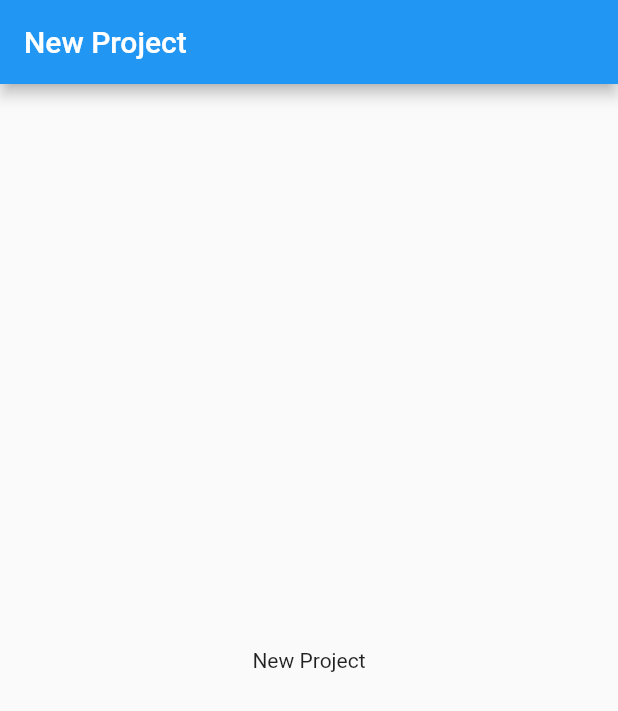
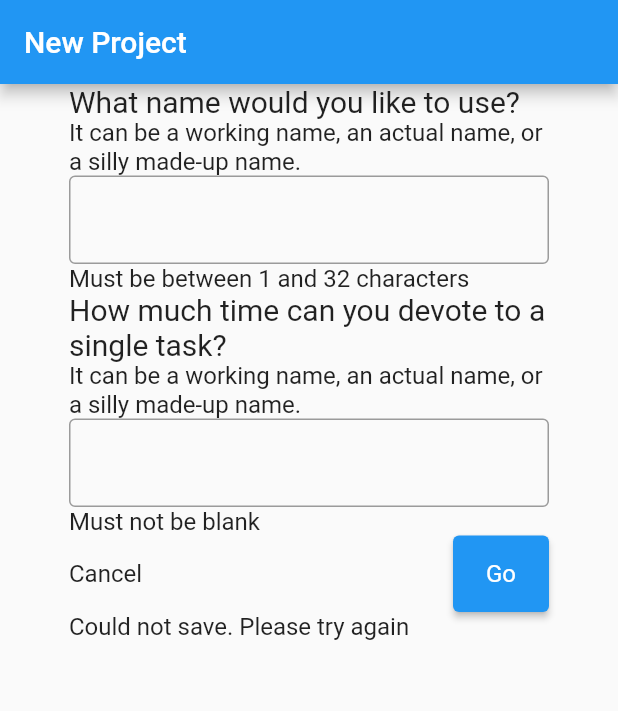
Before and after one commit to appgardenstudios/momentum, a Flutter app: the screen it shows after launch, after a tap on "Create Project", on a phone screen of 412 x 824 dp. Shown: the top 711 px of the screen. Run offline on Flutter 3.47's test engine with Material 2 defaults, Android fonts, the phone set to English and light mode, and no system bars.

Commit message:
rough in new project page

```diff
--- a/app/lib/boring.dart
+++ b/app/lib/boring.dart
@@ -1,8 +1,7 @@
 import 'package:flutter/material.dart';
 
 class BoringH1 extends StatelessWidget {
-  const BoringH1(
-      {Key? key, required this.text, this.textAlign = TextAlign.start})
+  const BoringH1(this.text, {Key? key, this.textAlign = TextAlign.start})
       : super(key: key);
 
   final String text;
@@ -13,7 +12,52 @@ class BoringH1 extends StatelessWidget {
     return Text(
       text,
       style: const TextStyle(fontSize: 24),
-      textAlign: TextAlign.center,
+      textAlign: textAlign,
+    );
+  }
+}
+
+class BoringH2 extends StatelessWidget {
+  const BoringH2(this.text, {Key? key, this.textAlign = TextAlign.start})
+      : super(key: key);
+
+  final String text;
+  final TextAlign textAlign;
+
+  @override
+  Widget build(BuildContext context) {
+    return Text(
+      text,
+      style: const TextStyle(fontSize: 20),
+      textAlign: textAlign,
+    );
+  }
+}
+
+class BoringP extends StatelessWidget {
+  const BoringP(this.text, {Key? key}) : super(key: key);
+
+  final String text;
+
+  @override
+  Widget build(BuildContext context) {
+    return Text(
+      text,
+      style: const TextStyle(fontSize: 16),
+    );
+  }
+}
+
+class BoringInput extends StatelessWidget {
+  const BoringInput({Key? key}) : super(key: key);
+
+  @override
+  Widget build(BuildContext context) {
+    return const TextField(
+      decoration: InputDecoration(
+        border: OutlineInputBorder(),
+        labelText: '',
+      ),
     );
   }
 }
--- a/app/lib/main.dart
+++ b/app/lib/main.dart
@@ -31,6 +31,18 @@ class _MyAppState extends State<MyApp> {
       routeInformationParser: _routeInformationParser,
     );
   }
+}
+
+class AppRoutePath {
+  static const String home = '/';
+  static const String newProject = '/new-project';
+
+  final String path;
+
+  const AppRoutePath(this.path);
+
+  bool get isHomePage => path == home;
+  bool get isNewProjectPage => path == newProject;
 }
 
 class AppRouteInformationParser extends RouteInformationParser<AppRoutePath> {
@@ -98,15 +110,3 @@ class AppRouterDelegate extends RouterDelegate<AppRoutePath>
     notifyListeners();
   }
 }
-
-class AppRoutePath {
-  static const String home = '/';
-  static const String newProject = '/new-project';
-
-  final String path;
-
-  const AppRoutePath(this.path);
-
-  bool get isHomePage => path == home;
-  bool get isNewProjectPage => path == newProject;
-}
--- a/app/lib/page/home.dart
+++ b/app/lib/page/home.dart
@@ -48,8 +48,7 @@ class _HomeWidgetState extends State<HomeWidget> {
                 constraints: const BoxConstraints(minWidth: 100, maxWidth: 300),
                 margin: const EdgeInsets.only(bottom: 32.0),
                 child: const BoringH1(
-                  text:
-                      'Momentum helps you break a project down into bite-sized pieces so you can work on it every single day.',
+                  'Momentum helps you break a project down into bite-sized pieces so you can work on it every single day.',
                   textAlign: TextAlign.center,
                 )),
             BoringButton(
--- a/app/lib/page/new_project.dart
+++ b/app/lib/page/new_project.dart
@@ -1,4 +1,6 @@
 import 'package:flutter/material.dart';
+
+import 'package:momentum/boring.dart';
 
 class NewProjectPage extends Page {
   const NewProjectPage({Key? key}) : super(key: const ValueKey("/new-project"));
@@ -24,8 +26,37 @@ class NewPageScreen extends StatelessWidget {
         title: const Text('New Project'),
         centerTitle: false,
       ),
-      body: const Center(
-        child: Text('New Project'),
+      body: Center(
+        child: Container(
+            constraints: const BoxConstraints(
+              minWidth: 100,
+              maxWidth: 320,
+              minHeight: double.infinity,
+              maxHeight: double.infinity,
+            ),
+            child: ListView(
+              children: [
+                const BoringH2('What name would you like to use?'),
+                const BoringP(
+                    'It can be a working name, an actual name, or a silly made-up name.'),
+                const BoringInput(),
+                const BoringP('Must be between 1 and 32 characters'),
+                const BoringH2(
+                    'How much time can you devote to a single task?'),
+                const BoringP(
+                    'It can be a working name, an actual name, or a silly made-up name.'),
+                const BoringInput(),
+                const BoringP('Must not be blank'),
+                Row(
+                  children: [
+                    const BoringP('Cancel'),
+                    const Spacer(),
+                    BoringButton(text: 'Go', onPressed: () => {})
+                  ],
+                ),
+                const BoringP('Could not save. Please try again'),
+              ],
+            )),
       ),
     );
   }
```
